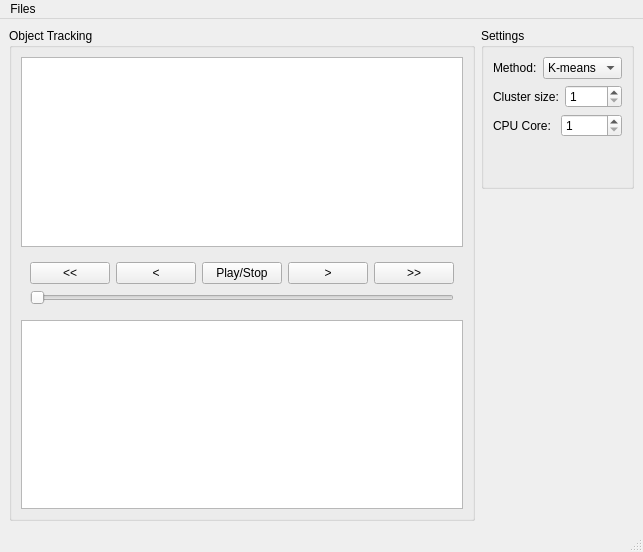
Above: lib/python/ui/MainWindowBase.ui from UMATracker/UMATracker-Tracker before the change. Below: the same form after it.
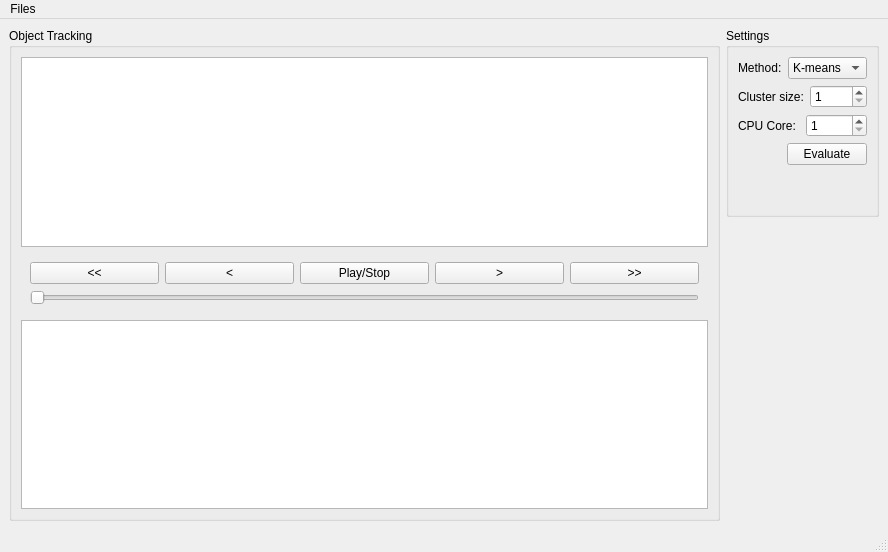
That is the form after the change.

Commit message: Added re-evaluation button

The edit to the form file:
```diff
--- a/lib/python/ui/MainWindowBase.ui
+++ b/lib/python/ui/MainWindowBase.ui
@@ -6,7 +6,7 @@
    <rect>
     <x>0</x>
     <y>0</y>
-    <width>592</width>
+    <width>888</width>
     <height>552</height>
    </rect>
   </property>
@@ -211,6 +211,30 @@
             </item>
            </layout>
           </item>
+          <item>
+           <layout class="QHBoxLayout" name="horizontalLayout_5">
+            <item>
+             <spacer name="horizontalSpacer">
+              <property name="orientation">
+               <enum>Qt::Horizontal</enum>
+              </property>
+              <property name="sizeHint" stdset="0">
+               <size>
+                <width>40</width>
+                <height>20</height>
+               </size>
+              </property>
+             </spacer>
+            </item>
+            <item>
+             <widget class="QPushButton" name="evaluateButton">
+              <property name="text">
+               <string>Evaluate</string>
+              </property>
+             </widget>
+            </item>
+           </layout>
+          </item>
           <item>
            <spacer name="verticalSpacer">
             <property name="orientation">
@@ -237,8 +261,8 @@
     <rect>
      <x>0</x>
      <y>0</y>
-     <width>592</width>
-     <height>21</height>
+     <width>888</width>
+     <height>29</height>
     </rect>
    </property>
    <widget class="QMenu" name="menuFiles">
```
The commit also changes 2 other files.
